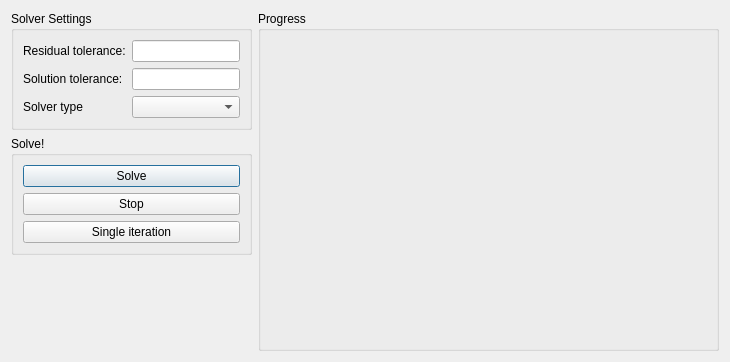
First picture: the form in src/gui/solver_dialog.ui, repository asceenl/tasmet, before the edit.
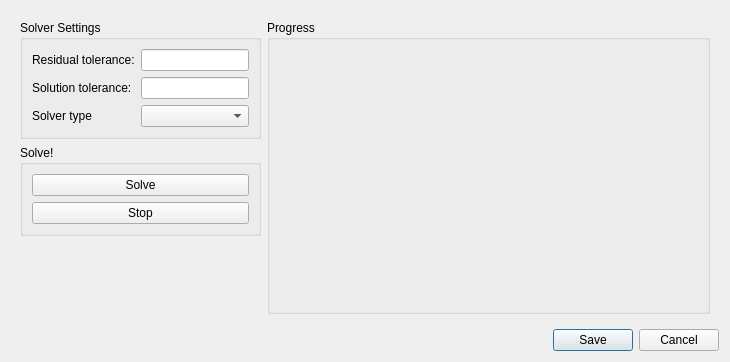
Second picture: the form after the edit. Custom widgets are drawn as their Qt base class.

```diff
--- a/src/gui/solver_dialog.ui
+++ b/src/gui/solver_dialog.ui
@@ -13,7 +13,10 @@
   <property name="windowTitle">
    <string>TaSMET Solver</string>
   </property>
-  <layout class="QHBoxLayout" name="horizontalLayout_2">
+  <layout class="QVBoxLayout" name="verticalLayout_4">
+   <item>
+    <widget class="QWidget" name="widget" native="true">
+     <layout class="QHBoxLayout" name="horizontalLayout">
    <item>
     <layout class="QVBoxLayout" name="verticalLayout_3">
      <item>
@@ -107,13 +110,6 @@
           </property>
          </widget>
         </item>
-        <item>
-         <widget class="QPushButton" name="singleiteration">
-          <property name="text">
-           <string>Single iteration</string>
-          </property>
-         </widget>
-        </item>
        </layout>
       </widget>
      </item>
@@ -148,6 +144,16 @@
        <widget class="QCustomPlot" name="progress_plot" native="true"/>
       </item>
      </layout>
+       </widget>
+      </item>
+     </layout>
+    </widget>
+   </item>
+   <item>
+    <widget class="QDialogButtonBox" name="buttons">
+     <property name="standardButtons">
+      <set>QDialogButtonBox::Cancel|QDialogButtonBox::Save</set>
+     </property>
     </widget>
    </item>
   </layout>
```
Lines whose indentation alone changed are shown as unchanged.
